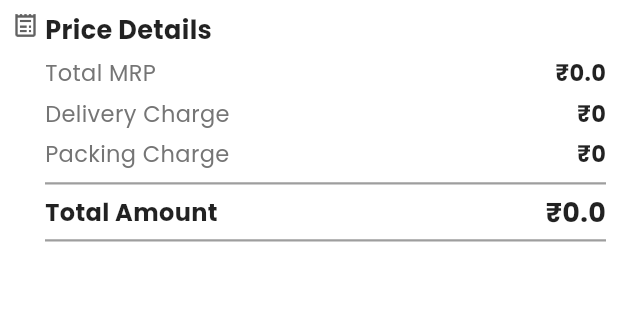
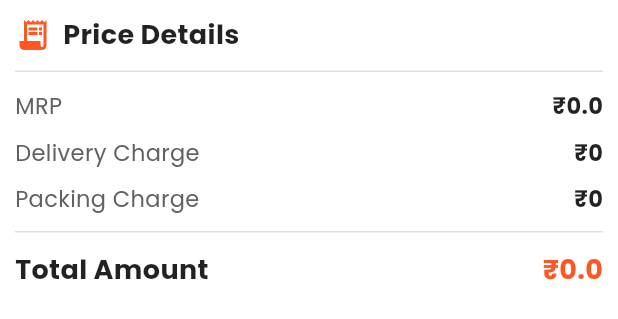
Before and after one commit to tanush-128/openzo, a Flutter app: the CartDetails widget shown alone on an empty page, opened directly with empty values, on a phone screen of 412 x 824 dp. Shown: the top 319 px of the screen. Run offline on Flutter 3.47's test engine with Material 3 defaults, Android fonts, the phone set to English and light mode, and no system bars; our stand-ins replace accordion, awesome_notifications, carousel_slider, firebase_analytics, firebase_auth, firebase_core and 15 more; missing offline and left inert: image_fade, phonepe_payment_sdk; accounts and stored records are empty; network calls fail; project files that could hold a hidden picture were left out.

Commit message:
UI enhanced

```diff
--- a/lib/views/cart/widgets/cart_details.dart
+++ b/lib/views/cart/widgets/cart_details.dart
@@ -5,6 +5,7 @@ class CartDetails extends StatefulWidget {
   final Sale cart;
   final int deliveryCharge;
   final int packingCharge;
+
   const CartDetails({
     super.key,
     required this.cart,
@@ -19,99 +20,83 @@ class CartDetails extends StatefulWidget {
 class _CartDetailsState extends State<CartDetails> {
   @override
   Widget build(BuildContext context) {
-    return Container(
-      padding: const EdgeInsets.all(8),
-      color: Colors.white,
-      child: Row(
-        crossAxisAlignment: CrossAxisAlignment.start,
-        children: [
-          ImageIcon(
-            const AssetImage('assets/icons/bill.png'),
-            color: Colors.grey.shade700,
-            size: 18,
-          ),
-          const SizedBox(width: 4),
-          Expanded(
+    return Padding(
+      padding: const EdgeInsets.fromLTRB(10, 10, 10, 0),
       child: Column(
         crossAxisAlignment: CrossAxisAlignment.start,
         children: [
+          Row(
+            children: [
+              Icon(
+                Icons.receipt_long,
+                color: Colors.deepOrange,
+                size: 24,
+              ),
+              const SizedBox(width: 8),
               const Text(
                 "Price Details",
-                  style: TextStyle(fontSize: 17, fontWeight: FontWeight.bold),
+                style: TextStyle(
+                  fontSize: 18,
+                  fontWeight: FontWeight.bold,
+                  color: Colors.black87,
                 ),
-                const SizedBox(height: 6),
+              ),
+            ],
+          ),
+          const SizedBox(height: 12),
+          Divider(color: Colors.grey.shade300, thickness: 1),
+          const SizedBox(height: 12),
+          _buildDetailRow("MRP", widget.cart.totalAmount),
+          const SizedBox(height: 10),
+          _buildDetailRow("Delivery Charge", widget.deliveryCharge ),
+          const SizedBox(height: 10),
+          _buildDetailRow("Packing Charge", widget.packingCharge),
+          const SizedBox(height: 12),
+          Divider(color: Colors.grey.shade300, thickness: 1),
+          const SizedBox(height: 12),
           Row(
             mainAxisAlignment: MainAxisAlignment.spaceBetween,
             children: [
-                    Text("Total MRP",
+              const Text(
+                "Total Amount",
                 style: TextStyle(
-                            fontSize: 15, color: Colors.grey.shade600)),
+                  fontSize: 18,
+                  fontWeight: FontWeight.bold,
+                  color: Colors.black87,
+                ),
+              ),
               Text(
-                      "₹${widget.cart.totalAmount}",
+                "₹${widget.cart.totalAmount + widget.deliveryCharge + widget.packingCharge}",
                 style: const TextStyle(
-                          fontSize: 15, fontWeight: FontWeight.bold),
+                  fontSize: 18,
+                  fontWeight: FontWeight.bold,
+                  color: Colors.deepOrange,
+                ),
               ),
             ],
-                ),
-                const SizedBox(height: 6),
-                Row(
-                  mainAxisAlignment: MainAxisAlignment.spaceBetween,
-                  children: [
-                    Text("Delivery Charge",
-                        style: TextStyle(
-                            fontSize: 15, color: Colors.grey.shade600)),
-                    Text(
-                      "₹${widget.deliveryCharge}",
-                      style: const TextStyle(
-                          fontSize: 15, fontWeight: FontWeight.bold),
-                    ),
-                  ],
-                ),
-                const SizedBox(height: 6),
-                Row(
-                  mainAxisAlignment: MainAxisAlignment.spaceBetween,
-                  children: [
-                    Text("Packing Charge",
-                        style: TextStyle(
-                            fontSize: 15, color: Colors.grey.shade600)),
-                    Text(
-                      "₹${widget.packingCharge}",
-                      style: const TextStyle(
-                          fontSize: 15, fontWeight: FontWeight.bold),
-                    ),
-                  ],
-                ),
-                const SizedBox(height: 10),
-                const Divider(
-                  color: Colors.grey,
-                  thickness: 1.5,
-                ),
-                Padding(
-                  padding: const EdgeInsets.symmetric(vertical: 6),
-                  child: Row(
-                    mainAxisAlignment: MainAxisAlignment.spaceBetween,
-                    children: [
-                      const Text("Total Amount",
-                          style: TextStyle(
-                              fontSize: 16, fontWeight: FontWeight.bold)),
-                      Text(
-                        "₹${widget.cart.totalAmount + widget.deliveryCharge}",
-                        style: const TextStyle(
-                            fontSize: 18, fontWeight: FontWeight.bold),
-                      ),
-                    ],
-                  ),
-                ),
-                const Divider(
-                  color: Colors.grey,
-                  thickness: 1.5,
-                ),
-                const SizedBox(height: 10),
-              ],
-            ),
           ),
         ],
       ),
     );
   }
+
+  Widget _buildDetailRow(String label, amount) {
+    return Row(
+      mainAxisAlignment: MainAxisAlignment.spaceBetween,
+      children: [
+        Text(
+          label,
+          style: TextStyle(fontSize: 15, color: Colors.grey.shade700),
+        ),
+        Text(
+          "₹$amount",
+          style: const TextStyle(
+            fontSize: 15,
+            fontWeight: FontWeight.bold,
+            color: Colors.black87,
+          ),
+        ),
+      ],
+    );
   }
+}
--- a/lib/views/cart/widgets/order_status.dart
+++ b/lib/views/cart/widgets/order_status.dart
@@ -178,7 +178,7 @@ class _OrderStatusState extends State<OrderStatus> with TickerProviderStateMixin
                   ),
                   const SizedBox(width: 5),
                   Text(
-                    statusShortTexts[i],
+                    i==0 ?"Pending" : statusShortTexts[i],
                     style: TextStyle(
                       fontSize: 14,
                       color: currentStatusIndex==3? Colors.greenAccent : i < currentStatusIndex-1
@@ -199,7 +199,7 @@ class _OrderStatusState extends State<OrderStatus> with TickerProviderStateMixin
                   child: Padding(
                     padding: const EdgeInsets.symmetric(horizontal: 8.0),
                     child: Divider(
-                      color: Colors.white,
+                      color:i<=currentStatusIndex-2? Colors.greenAccent: Colors.white,
                       thickness: 2,
                       height: 24,
                     ),
```
Lines whose indentation alone changed are shown as unchanged.
